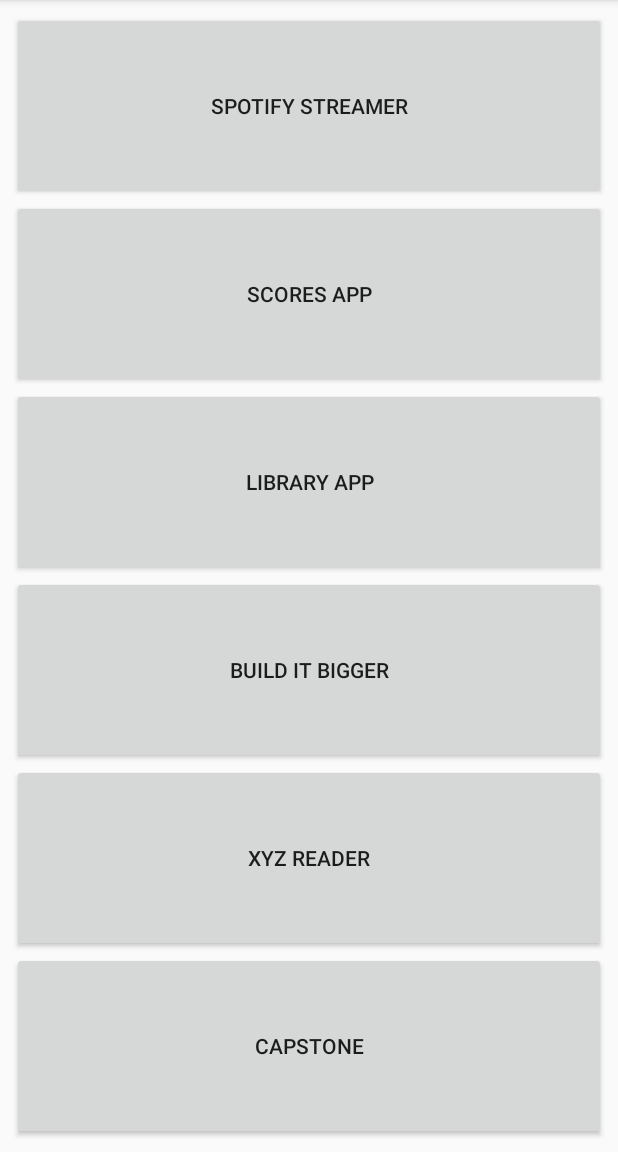
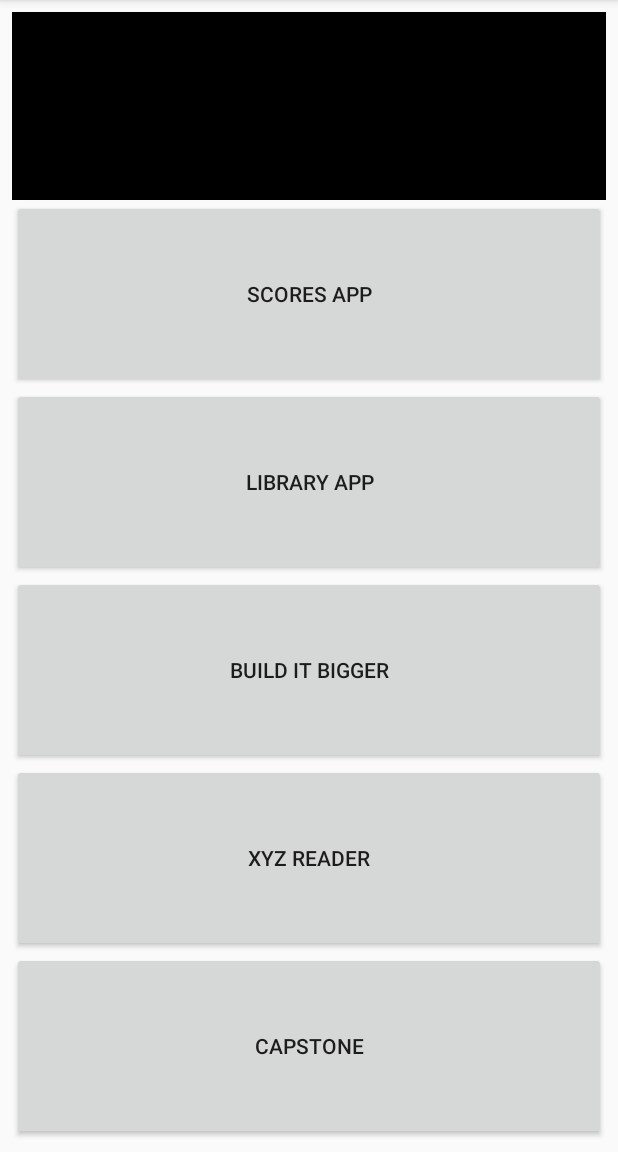
Before and after one commit to MithunArunan/PortfolioApp, an Android app: the screen it shows after launch (MainActivity), on a phone screen of 412 x 824 dp, the part 84-1236 px from its top. Run offline under Robolectric (Android 15) with nearby library versions, the phone set to English and light mode, and no system bars.

Commit message:
changes done

```diff
--- a/app/src/main/res/layout/activity_main.xml
+++ b/app/src/main/res/layout/activity_main.xml
@@ -18,6 +18,7 @@
         android:textAllCaps="true"
         android:textAlignment="center"
         android:layout_weight="1"
+        android:background="@color/abc_primary_text_disable_only_material_light"
     />
     <Button
         android:id="@+id/appButtonID2"
```
